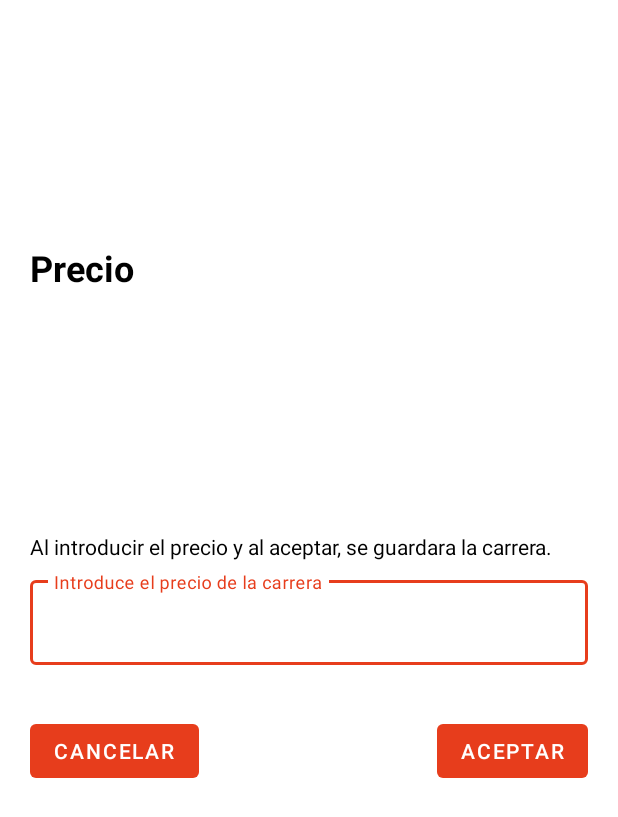
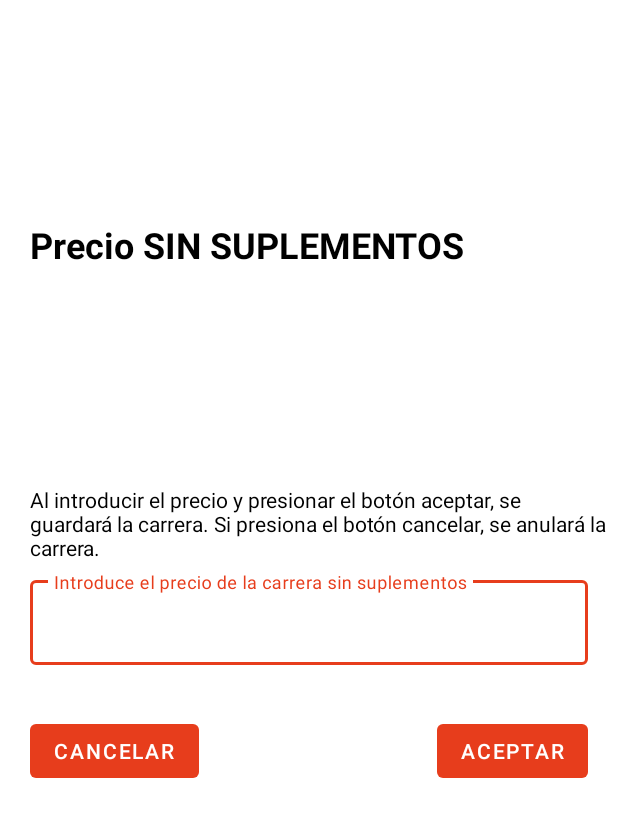
Before and after one commit to alejandronitax/InfoZarataxi, an Android app: the layout price_dialog_fragment.xml on its own in the app's theme, with its tools: preview values and no code run, on a phone screen of 412 x 824 dp. Shown: the top 817 px of the screen. Run offline under Robolectric (Android 15) with nearby library versions, the phone set to English and light mode, and no system bars.

Commit message:
Primera Version Produccion

```diff
--- a/app/src/main/res/layout/price_dialog_fragment.xml
+++ b/app/src/main/res/layout/price_dialog_fragment.xml
@@ -1,7 +1,6 @@
 <?xml version="1.0" encoding="utf-8"?>
 <androidx.constraintlayout.widget.ConstraintLayout xmlns:android="http://schemas.android.com/apk/res/android"
     xmlns:app="http://schemas.android.com/apk/res-auto"
-    xmlns:tools="http://schemas.android.com/tools"
     android:layout_width="match_parent"
     android:layout_height="match_parent">
 
@@ -10,7 +9,7 @@
         android:layout_width="wrap_content"
         android:layout_height="wrap_content"
         android:layout_marginTop="8dp"
-        android:text="Precio"
+        android:text="@string/title_price_dialog"
         android:textColor="#000000"
         android:textSize="24sp"
         android:textStyle="bold"
@@ -56,6 +55,7 @@
         app:layout_constraintStart_toStartOf="@+id/messageTextInputLayout"
         app:layout_constraintTop_toBottomOf="@+id/messageTextInputLayout"
         app:layout_constraintVertical_bias="0.079" />
+
     <com.google.android.material.textfield.TextInputLayout
         android:id="@+id/messageTextInputLayout"
         style="@style/Widget.MaterialComponents.TextInputLayout.OutlinedBox"
@@ -77,7 +77,7 @@
             android:id="@+id/importe"
             android:layout_width="match_parent"
             android:layout_height="match_parent"
-            android:hint="Introduce el precio de la carrera"
+            android:hint="@string/text_trip_price"
             android:inputType="numberDecimal"
             android:maxLength="7" />
 
--- a/app/src/main/res/values/strings.xml
+++ b/app/src/main/res/values/strings.xml
@@ -28,7 +28,7 @@
     <string name="prueba">prueba</string>
     <string name="email_title">Cambiar Email</string>
     <string name="email_message">Al cambiar email, le llegaran toda la información recopilada por usted al nuevo email.</string>
-    <string name="precio_message">Al introducir el precio y al aceptar, se guardara la carrera.</string>
+    <string name="precio_message">Al introducir el precio y presionar el botón aceptar, se guardará la carrera. Si presiona el botón cancelar, se anulará la carrera.</string>
     <string name="email_warning">Solo puede cambiar el email, si ha terminado la carrera.</string>
     <string name="erro_location">error localización</string>
     <string name="location_not_found">No se puede encontrar las cordenadas</string>
@@ -36,5 +36,8 @@
     <string name="off_conexion">no tiene conexion de internet</string>
     <string name="message_email">Al cambiar email, le llegaran toda la información recopilada por usted al nuevo email.</string>
     <string name="tittle_email">Cambiar Email</string>
+    <string name="title_price_dialog">Precio SIN SUPLEMENTOS</string>
+    <string name="text_trip_price">Introduce el precio de la carrera sin suplementos</string>
+    <string name="permission_success">los permisos han sido aceptados correctamente</string>
 
 </resources>
```
Also changed, not shown: app/src/main/java/com/example/infozarataxi/MainActivity.java (+11 -15 lines), app/src/main/java/com/example/infozarataxi/VolleyApi.java (+6 -6 lines).
